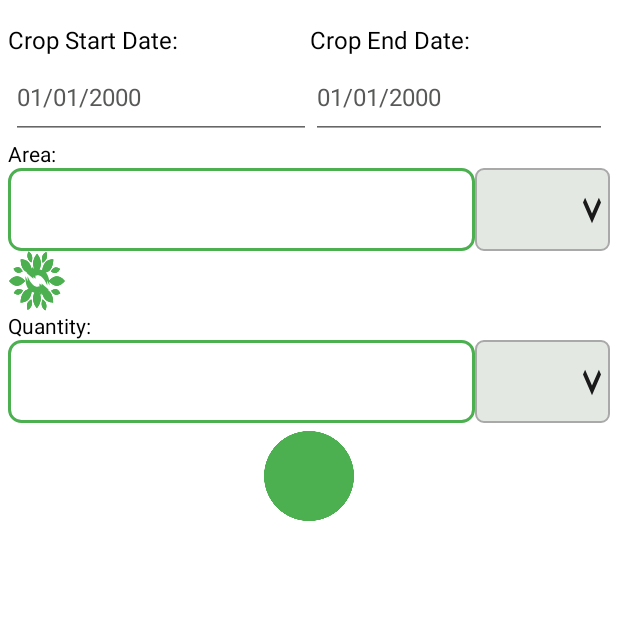
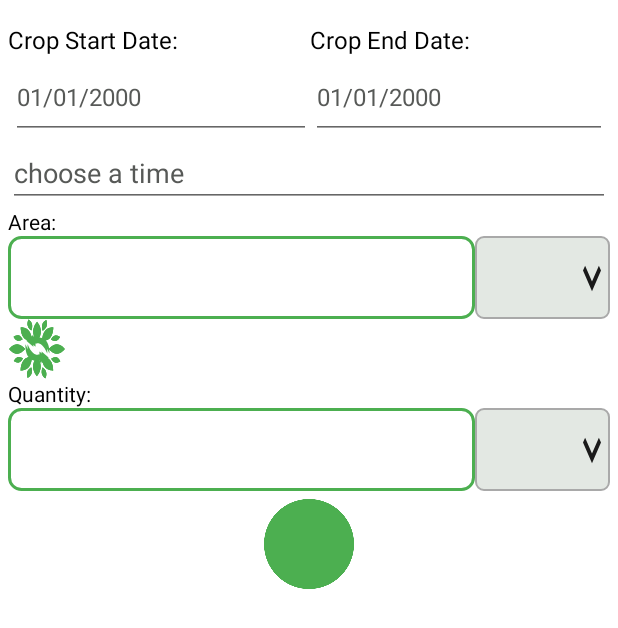
Before and after one commit to Baisalya/Agrohub, an Android app: the layout activity_create_calender.xml on its own in the app's theme, with its tools: preview values and no code run, on a phone screen of 412 x 824 dp. Shown: the top 628 px of the screen. Run offline under Robolectric (Android 15) with nearby library versions, the light colour scheme and no system bars; Roboto replaces fonts that are not available here.

Commit message:
time picker added

```diff
--- /dev/null
+++ b/app/src/main/res/drawable/timepicker_background.xml
@@ -0,0 +1,4 @@
+<?xml version="1.0" encoding="utf-8"?>
+<shape xmlns:android="http://schemas.android.com/apk/res/android" android:shape="rectangle">
+    <solid android:color="@color/white" />
+</shape>
--- a/app/src/main/res/layout/activity_create_calender.xml
+++ b/app/src/main/res/layout/activity_create_calender.xml
@@ -58,6 +58,15 @@
                 android:textColorHint="@color/inactive"
                 android:textColor="@color/btn"
                 android:textSize="16sp" />
+            <EditText
+                android:id="@+id/clockEditText"
+                android:layout_width="match_parent"
+                android:layout_height="wrap_content"
+                android:inputType="none"
+                android:hint="choose a time"
+                android:textColorHint="@color/inactive"
+                android:focusable="false"
+                android:layout_below="@+id/start_date_edittext"/>
 
         <TextView
             android:id="@+id/areatxt"
@@ -65,7 +74,7 @@
             android:textColor="@color/black"
             android:layout_width="match_parent"
             android:layout_height="wrap_content"
-            android:layout_below="@+id/start_date_edittext"/>
+            android:layout_below="@+id/clockEditText"/>
 
         <EditText
             android:id="@+id/area_edittext"
--- a/app/src/main/res/values/colors.xml
+++ b/app/src/main/res/values/colors.xml
@@ -5,7 +5,7 @@
     <color name="purple_500">#4CAF50</color>
     <color name="purple_700">#4CAF50</color>
     <color name="teal_200">#FF03DAC5</color>
-    <color name="teal_700">#42BA9E</color>
+    <color name="teal_700">#33691E</color>
     <color name="black">#FF000000</color>
     <color name="white">#FFFFFFFF</color>
     <color name="btn">#4CAF50</color>
--- a/app/src/main/res/values/styles.xml
+++ b/app/src/main/res/values/styles.xml
@@ -12,4 +12,9 @@
         <item name="android:textColor">#F3F5F6</item>
 
     </style>
+    <style name="MyTimePickerDialogTheme" parent="@android:style/Theme.Material.Light.Dialog">
+        <item name="android:windowBackground">@drawable/timepicker_background</item>
+        <item name="android:colorControlActivated">@color/purple_500</item>
+    </style>
+
 </resources>
```
Also changed, not shown: app/src/main/java/com/passonatetech/agrohub/cropcalender/SlidePagerAdapter.java (+38 -43 lines).
